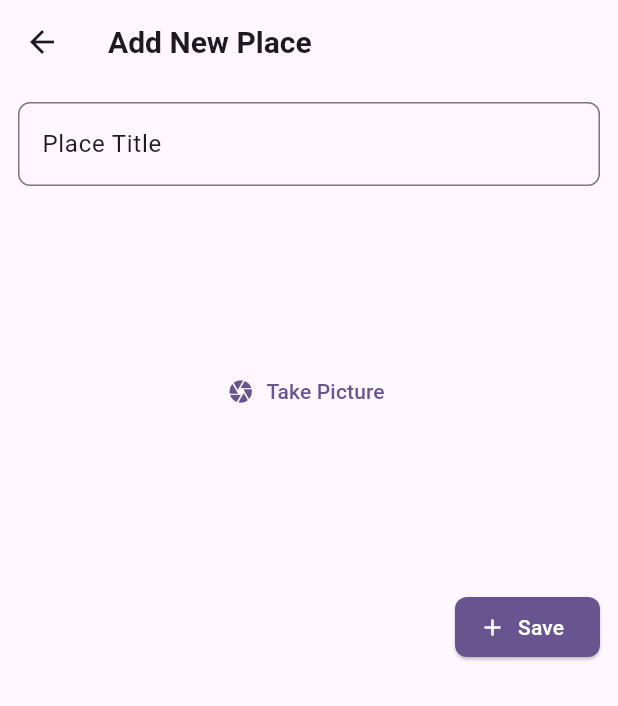
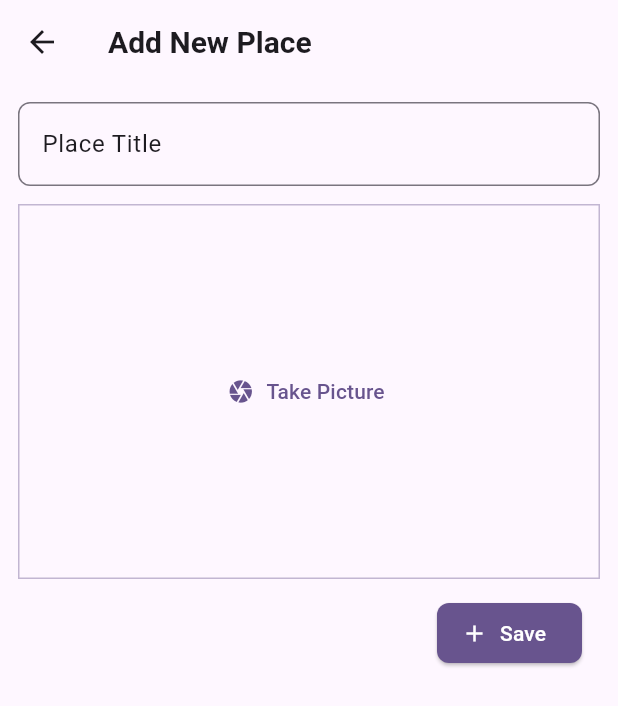
Before and after one commit to NavidZamanKhan/favorite_places_app, a Flutter app: the AddPlaceScreen screen opened directly, on a phone screen of 412 x 824 dp. Shown: the top 706 px of the screen. Run offline on Flutter 3.47's test engine with Material 3 defaults, Android fonts, the phone set to English and light mode, and no system bars; our stand-ins replace flutter_riverpod, google_fonts.

Commit message:
Refactor AddPlaceScreen layout and enhance ImageInput styling

```diff
--- a/lib/screens/add_place.dart
+++ b/lib/screens/add_place.dart
@@ -38,11 +38,11 @@ class AddPlaceScreenState extends ConsumerState<AddPlaceScreen> {
         ),
       ),
       body: SingleChildScrollView(
+        child: Padding(
+          padding: const EdgeInsets.all(12),
           child: Column(
             children: [
-            Padding(
-              padding: EdgeInsets.all(12),
-              child: TextField(
+              TextField(
                 decoration: InputDecoration(
                   border: OutlineInputBorder(
                     borderRadius: BorderRadius.all(Radius.circular(8)),
@@ -54,9 +54,9 @@ class AddPlaceScreenState extends ConsumerState<AddPlaceScreen> {
                 ),
                 controller: _titleController,
               ),
-            ),
+              const SizedBox(height: 12),
               const ImageInput(),
-            const SizedBox(height: 8),
+              const SizedBox(height: 12),
               Row(
                 mainAxisAlignment: MainAxisAlignment.end,
                 children: [
@@ -65,7 +65,8 @@ class AddPlaceScreenState extends ConsumerState<AddPlaceScreen> {
                     child: ElevatedButton.icon(
                       style: ElevatedButton.styleFrom(
                         backgroundColor: Theme.of(context).colorScheme.primary,
-                      foregroundColor: Theme.of(context).colorScheme.onPrimary,
+                        foregroundColor:
+                            Theme.of(context).colorScheme.onPrimary,
                         shape: RoundedRectangleBorder(
                           borderRadius: BorderRadius.circular(8),
                         ),
@@ -80,6 +81,7 @@ class AddPlaceScreenState extends ConsumerState<AddPlaceScreen> {
             ],
           ),
         ),
+      ),
     );
   }
 }
--- a/lib/widgets/image_input.dart
+++ b/lib/widgets/image_input.dart
@@ -13,14 +13,18 @@ class ImageInputState extends State<ImageInput> {
   @override
   Widget build(BuildContext context) {
     return Container(
+      decoration: BoxDecoration(
+        border: Border.all(
+          width: 1,
+          color: Theme.of(context).colorScheme.primary.withOpacity(0.4),
+        ),
+      ),
       height: 250,
       width: double.infinity,
       alignment: Alignment.center,
       child: TextButton.icon(
         style: TextButton.styleFrom(
-          shape: RoundedRectangleBorder(
-            borderRadius: BorderRadiusGeometry.circular(8),
-          ),
+          shape: RoundedRectangleBorder(borderRadius: BorderRadius.circular(8)),
         ),
         onPressed: () {},
         icon: const Icon(Icons.camera),
```
Lines whose indentation alone changed are shown as unchanged.
